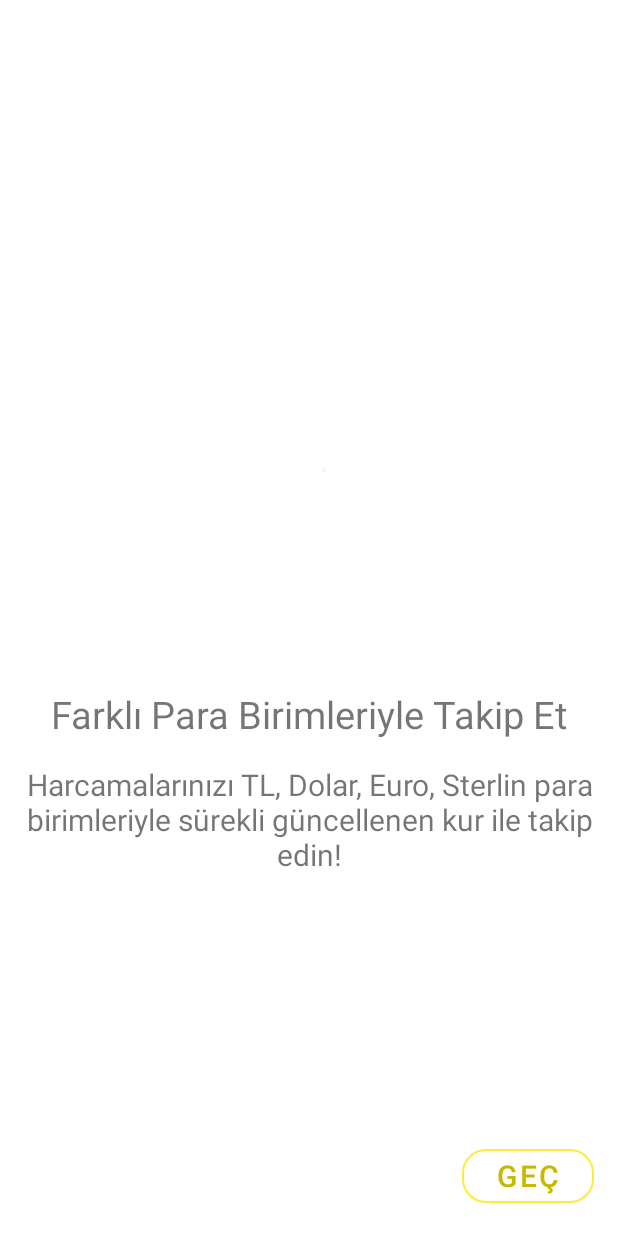
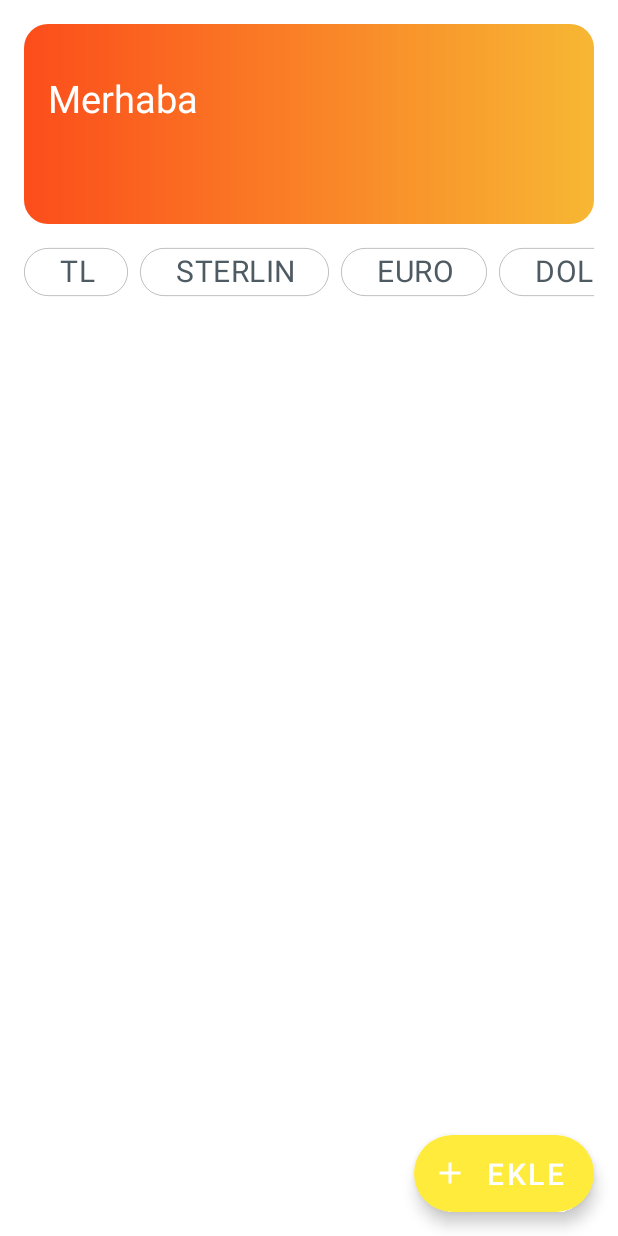
Before and after one commit to scnplt/android-bootcamp-harcama-takip, an Android app: the OnboardingThirdFragment screen opened through its navigation route, after a tap on "GEÇ", on a phone screen of 412 x 824 dp. Run offline under Robolectric (Android 15) with nearby library versions, the phone set to English and light mode, and no system bars; our stand-ins replace data binding.

Commit message:
Create the home screen

```diff
--- a/app/src/main/AndroidManifest.xml
+++ b/app/src/main/AndroidManifest.xml
@@ -14,12 +14,14 @@
         <activity
             android:name=".ui.splash.SplashActivity"
             android:theme="@style/Theme.HarcamaTakip.Fullscreen">
+        </activity>
+        <activity android:name=".ui.onboarding.OnboardingActivity" />
+        <activity android:name=".ui.main.MainActivity">
             <intent-filter>
                 <action android:name="android.intent.action.MAIN" />
                 <category android:name="android.intent.category.LAUNCHER" />
             </intent-filter>
         </activity>
-        <activity android:name=".ui.onboarding.OnboardingActivity" />
     </application>
 
 </manifest>
--- /dev/null
+++ b/app/src/main/java/dev/sertan/android/harcamatakip/ui/main/HomeFragment.kt
@@ -0,0 +1,14 @@
+package dev.sertan.android.harcamatakip.ui.main
+
+import android.os.Bundle
+import android.view.View
+import androidx.databinding.DataBindingUtil
+import com.google.android.material.chip.Chip
+import dev.sertan.android.harcamatakip.R
+import dev.sertan.android.harcamatakip.databinding.FragmentHomeBinding
+import dev.sertan.android.harcamatakip.ui.BaseFragment
+
+class HomeFragment : BaseFragment<FragmentHomeBinding>() {
+    override fun getViewDataBinding(): FragmentHomeBinding =
+        DataBindingUtil.inflate(layoutInflater, R.layout.fragment_home, null, false)
+}
--- /dev/null
+++ b/app/src/main/java/dev/sertan/android/harcamatakip/ui/main/MainActivity.kt
@@ -0,0 +1,12 @@
+package dev.sertan.android.harcamatakip.ui.main
+
+import android.os.Bundle
+import androidx.appcompat.app.AppCompatActivity
+import dev.sertan.android.harcamatakip.R
+
+class MainActivity : AppCompatActivity() {
+    override fun onCreate(savedInstanceState: Bundle?) {
+        super.onCreate(savedInstanceState)
+        setContentView(R.layout.activity_main)
+    }
+}
--- a/app/src/main/java/dev/sertan/android/harcamatakip/ui/onboarding/OnboardingThirdFragment.kt
+++ b/app/src/main/java/dev/sertan/android/harcamatakip/ui/onboarding/OnboardingThirdFragment.kt
@@ -1,18 +1,21 @@
 package dev.sertan.android.harcamatakip.ui.onboarding
 
+import android.content.Intent
 import android.os.Bundle
 import android.view.View
-import android.widget.Toast
 import dev.sertan.android.harcamatakip.databinding.FragmentOnboarding3Binding
 import dev.sertan.android.harcamatakip.ui.BaseFragment
+import dev.sertan.android.harcamatakip.ui.main.MainActivity
 
 class OnboardingThirdFragment : BaseFragment<FragmentOnboarding3Binding>() {
 
     override fun onViewCreated(view: View, savedInstanceState: Bundle?) {
         super.onViewCreated(view, savedInstanceState)
+
         binding!!.btnSkip.setOnClickListener {
-            // TODO go to the main screen
-            Toast.makeText(requireContext(), "Go to the main screen", Toast.LENGTH_SHORT).show()
+            val intent = Intent(requireContext(), MainActivity::class.java)
+            startActivity(intent)
+            requireActivity().finish()
         }
     }
 
--- /dev/null
+++ b/app/src/main/res/drawable/bg_home_card_info.xml
@@ -0,0 +1,10 @@
+<?xml version="1.0" encoding="utf-8"?>
+<shape xmlns:android="http://schemas.android.com/apk/res/android"
+    android:shape="rectangle">
+
+    <corners android:radius="@dimen/size_dp_s" />
+    <gradient
+        android:angle="0"
+        android:endColor="@color/secondaryColor"
+        android:startColor="@color/secondaryDarkColor" />
+</shape>
--- /dev/null
+++ b/app/src/main/res/drawable/bg_home_chip.xml
@@ -0,0 +1,5 @@
+<?xml version="1.0" encoding="utf-8"?>
+<selector xmlns:android="http://schemas.android.com/apk/res/android">
+    <item android:color="@color/secondaryLightColor" android:state_selected="true" />
+    <item android:color="@color/white" android:state_selected="false" />
+</selector>
--- /dev/null
+++ b/app/src/main/res/drawable/ic_add.xml
@@ -0,0 +1,10 @@
+<vector xmlns:android="http://schemas.android.com/apk/res/android"
+    android:width="24dp"
+    android:height="24dp"
+    android:viewportWidth="24"
+    android:viewportHeight="24"
+    android:tint="?attr/colorControlNormal">
+  <path
+      android:fillColor="@android:color/white"
+      android:pathData="M19,13h-6v6h-2v-6H5v-2h6V5h2v6h6v2z"/>
+</vector>
--- /dev/null
+++ b/app/src/main/res/layout/activity_main.xml
@@ -0,0 +1,16 @@
+<?xml version="1.0" encoding="utf-8"?>
+<FrameLayout xmlns:android="http://schemas.android.com/apk/res/android"
+    xmlns:app="http://schemas.android.com/apk/res-auto"
+    xmlns:tools="http://schemas.android.com/tools"
+    android:layout_width="match_parent"
+    android:layout_height="match_parent"
+    tools:context=".ui.main.MainActivity">
+
+    <androidx.fragment.app.FragmentContainerView
+        android:id="@+id/fragment2"
+        android:name="androidx.navigation.fragment.NavHostFragment"
+        android:layout_width="match_parent"
+        android:layout_height="match_parent"
+        app:defaultNavHost="true"
+        app:navGraph="@navigation/main_nav" />
+</FrameLayout>
--- a/app/src/main/res/layout/activity_splash.xml
+++ b/app/src/main/res/layout/activity_splash.xml
@@ -4,7 +4,7 @@
     xmlns:tools="http://schemas.android.com/tools"
     android:layout_width="match_parent"
     android:layout_height="match_parent"
-    android:background="@color/primaryColor"
+    android:background="@color/secondaryColor"
     android:gravity="center"
     android:orientation="vertical"
     android:padding="@dimen/size_dp_s"
--- /dev/null
+++ b/app/src/main/res/layout/fragment_home.xml
@@ -0,0 +1,180 @@
+<?xml version="1.0" encoding="utf-8"?>
+<layout xmlns:android="http://schemas.android.com/apk/res/android"
+    xmlns:app="http://schemas.android.com/apk/res-auto"
+    xmlns:tools="http://schemas.android.com/tools">
+
+    <data />
+
+    <RelativeLayout
+        android:layout_width="match_parent"
+        android:layout_height="match_parent">
+
+        <androidx.core.widget.NestedScrollView
+            android:layout_width="match_parent"
+            android:layout_height="match_parent"
+            android:layout_centerInParent="true">
+
+            <LinearLayout
+                android:layout_width="match_parent"
+                android:layout_height="match_parent"
+                android:orientation="vertical"
+                android:padding="@dimen/size_dp_s">
+
+                <!-- Info Card -->
+                <androidx.constraintlayout.widget.ConstraintLayout
+                    android:layout_width="match_parent"
+                    android:layout_height="wrap_content"
+                    android:background="@drawable/bg_home_card_info"
+                    android:paddingHorizontal="@dimen/size_dp_s"
+                    android:paddingVertical="@dimen/size_dp_l">
+
+                    <androidx.appcompat.widget.AppCompatTextView
+                        android:id="@+id/textViewHello"
+                        android:layout_width="wrap_content"
+                        android:layout_height="wrap_content"
+                        android:text="@string/hello"
+                        android:textColor="@color/white"
+                        android:textSize="@dimen/size_sp_s"
+                        app:layout_constraintBottom_toTopOf="@+id/textViewName"
+                        app:layout_constraintEnd_toStartOf="@+id/spending"
+                        app:layout_constraintHorizontal_chainStyle="spread_inside"
+                        app:layout_constraintStart_toStartOf="parent"
+                        app:layout_constraintTop_toTopOf="parent"
+                        app:layout_constraintVertical_chainStyle="packed" />
+
+                    <androidx.appcompat.widget.AppCompatTextView
+                        android:id="@+id/textViewName"
+                        android:layout_width="wrap_content"
+                        android:layout_height="wrap_content"
+                        android:textColor="@color/white"
+                        android:textSize="@dimen/size_sp_s"
+                        app:layout_constraintBottom_toBottomOf="parent"
+                        app:layout_constraintStart_toStartOf="@+id/textViewHello"
+                        app:layout_constraintTop_toBottomOf="@+id/textViewHello"
+                        tools:text="Sertan Bey" />
+
+                    <androidx.appcompat.widget.AppCompatTextView
+                        android:id="@+id/spending"
+                        android:layout_width="wrap_content"
+                        android:layout_height="wrap_content"
+                        android:textColor="@color/white"
+                        android:textSize="@dimen/size_sp_s"
+                        app:layout_constraintEnd_toEndOf="parent"
+                        app:layout_constraintHorizontal_bias="0.5"
+                        app:layout_constraintStart_toEndOf="@+id/textViewHello"
+                        app:layout_constraintTop_toTopOf="@+id/textViewHello"
+                        tools:text="Harcamanız" />
+
+                    <androidx.appcompat.widget.AppCompatTextView
+                        android:id="@+id/spend_count"
+                        android:layout_width="wrap_content"
+                        android:layout_height="wrap_content"
+                        android:textColor="@color/white"
+                        android:textSize="@dimen/size_sp_s"
+                        app:layout_constraintStart_toStartOf="@+id/spending"
+                        app:layout_constraintTop_toTopOf="@+id/textViewName"
+                        tools:text="9080 TL" />
+
+                </androidx.constraintlayout.widget.ConstraintLayout>
+
+                <!-- Currency -->
+                <HorizontalScrollView
+                    android:layout_width="match_parent"
+                    android:layout_height="wrap_content"
+                    android:paddingVertical="@dimen/size_dp_xs">
+
+                    <com.google.android.material.chip.ChipGroup
+                        android:layout_width="wrap_content"
+                        android:layout_height="wrap_content"
+                        app:selectionRequired="true"
+                        app:singleLine="true"
+                        app:singleSelection="true">
+
+                        <com.google.android.material.chip.Chip
+                            android:id="@+id/testChip"
+                            android:layout_width="wrap_content"
+                            android:layout_height="wrap_content"
+                            android:text="@string/tl"
+                            android:textColor="@color/primaryLightColor"
+                            android:textSize="@dimen/size_sp_xs"
+                            app:checkedIconEnabled="false"
+                            app:chipBackgroundColor="@drawable/bg_home_chip"
+                            app:chipEndPadding="@dimen/size_dp_s"
+                            app:chipStartPadding="@dimen/size_dp_s"
+                            app:chipStrokeColor="@android:color/darker_gray"
+                            app:chipStrokeWidth="@dimen/chip_stroke_width"
+                            app:closeIconVisible="false" />
+
+                        <com.google.android.material.chip.Chip
+                            android:layout_width="wrap_content"
+                            android:layout_height="wrap_content"
+                            android:text="@string/sterlin"
+                            android:textColor="@color/primaryLightColor"
+                            android:textSize="@dimen/size_sp_xs"
+                            app:checkedIconEnabled="false"
+                            app:chipBackgroundColor="@drawable/bg_home_chip"
+                            app:chipEndPadding="@dimen/size_dp_s"
+                            app:chipStartPadding="@dimen/size_dp_s"
+                            app:chipStrokeColor="@android:color/darker_gray"
+                            app:chipStrokeWidth="@dimen/chip_stroke_width"
+                            app:closeIconVisible="false" />
+
+                        <com.google.android.material.chip.Chip
+                            android:layout_width="wrap_content"
+                            android:layout_height="wrap_content"
+                            android:text="@string/euro"
+                            android:textColor="@color/primaryLightColor"
+                            android:textSize="@dimen/size_sp_xs"
+                            app:checkedIconEnabled="false"
+                            app:chipBackgroundColor="@drawable/bg_home_chip"
+                            app:chipEndPadding="@dimen/size_dp_s"
+                            app:chipStartPadding="@dimen/size_dp_s"
+                            app:chipStrokeColor="@android:color/darker_gray"
+                            app:chipStrokeWidth="@dimen/chip_stroke_width"
+                            app:closeIconVisible="false" />
+
+                        <com.google.android.material.chip.Chip
+                            android:layout_width="wrap_content"
+                            android:layout_height="wrap_content"
+                            android:text="@string/dollar"
+                            android:textColor="@color/primaryLightColor"
+                            android:textSize="@dimen/size_sp_xs"
+                            app:checkedIconEnabled="false"
+                            app:chipBackgroundColor="@drawable/bg_home_chip"
+                            app:chipEndPadding="@dimen/size_dp_s"
+                            app:chipStartPadding="@dimen/size_dp_s"
+                            app:chipStrokeColor="@android:color/darker_gray"
+                            app:chipStrokeWidth="@dimen/chip_stroke_width"
+                            app:closeIconVisible="false" />
+
+                    </com.google.android.material.chip.ChipGroup>
+
+                </HorizontalScrollView>
+
+                <!-- Expenses -->
+                <androidx.recyclerview.widget.RecyclerView
+                    android:layout_width="match_parent"
+                    android:layout_height="wrap_content" />
+
+            </LinearLayout>
+
+        </androidx.core.widget.NestedScrollView>
+
+        <!-- Add expense -->
+        <com.google.android.material.floatingactionbutton.ExtendedFloatingActionButton
+            android:layout_width="wrap_content"
+            android:layout_height="wrap_content"
+            android:layout_alignParentEnd="true"
+            android:layout_alignParentBottom="true"
+            android:layout_marginEnd="@dimen/size_dp_s"
+            android:layout_marginBottom="@dimen/size_dp_s"
+            android:text="@string/add"
+            android:textAlignment="center"
+            android:textColor="@color/white"
+            android:textSize="@dimen/size_sp_xs"
+            app:icon="@drawable/ic_add"
+            app:iconTint="@color/white" />
+
+    </RelativeLayout>
+
+</layout>
--- a/app/src/main/res/layout/fragment_onboarding_1.xml
+++ b/app/src/main/res/layout/fragment_onboarding_1.xml
@@ -54,11 +54,11 @@
         android:layout_alignParentEnd="true"
         android:layout_alignParentBottom="true"
         android:text="@string/skip"
-        android:textColor="@color/primaryDarkColor"
+        android:textColor="@color/secondaryDarkColor"
         android:textSize="@dimen/size_sp_xs"
         app:cornerRadius="@dimen/size_dp_s"
         app:layout_constraintBottom_toBottomOf="parent"
         app:layout_constraintEnd_toEndOf="parent"
-        app:strokeColor="@color/primaryColor" />
+        app:strokeColor="@color/secondaryColor" />
 
 </androidx.constraintlayout.widget.ConstraintLayout>
--- a/app/src/main/res/layout/fragment_onboarding_2.xml
+++ b/app/src/main/res/layout/fragment_onboarding_2.xml
@@ -54,11 +54,11 @@
         android:layout_alignParentEnd="true"
         android:layout_alignParentBottom="true"
         android:text="@string/skip"
-        android:textColor="@color/primaryDarkColor"
+        android:textColor="@color/secondaryDarkColor"
         android:textSize="@dimen/size_sp_xs"
         app:cornerRadius="@dimen/size_dp_s"
         app:layout_constraintBottom_toBottomOf="parent"
         app:layout_constraintEnd_toEndOf="parent"
-        app:strokeColor="@color/primaryColor" />
+        app:strokeColor="@color/secondaryColor" />
 
 </androidx.constraintlayout.widget.ConstraintLayout>
--- a/app/src/main/res/layout/fragment_onboarding_3.xml
+++ b/app/src/main/res/layout/fragment_onboarding_3.xml
@@ -54,11 +54,11 @@
         android:layout_alignParentEnd="true"
         android:layout_alignParentBottom="true"
         android:text="@string/skip"
-        android:textColor="@color/primaryDarkColor"
+        android:textColor="@color/secondaryDarkColor"
         android:textSize="@dimen/size_sp_xs"
         app:cornerRadius="@dimen/size_dp_s"
         app:layout_constraintBottom_toBottomOf="parent"
         app:layout_constraintEnd_toEndOf="parent"
-        app:strokeColor="@color/primaryColor" />
+        app:strokeColor="@color/secondaryColor" />
 
 </androidx.constraintlayout.widget.ConstraintLayout>
--- /dev/null
+++ b/app/src/main/res/navigation/main_nav.xml
@@ -0,0 +1,10 @@
+<?xml version="1.0" encoding="utf-8"?>
+<navigation xmlns:android="http://schemas.android.com/apk/res/android"
+    xmlns:app="http://schemas.android.com/apk/res-auto" android:id="@+id/main_nav"
+    app:startDestination="@id/homeFragment">
+
+    <fragment
+        android:id="@+id/homeFragment"
+        android:name="dev.sertan.android.harcamatakip.ui.main.HomeFragment"
+        android:label="HomeFragment" />
+</navigation>
--- a/app/src/main/res/values/colors.xml
+++ b/app/src/main/res/values/colors.xml
@@ -1,12 +1,12 @@
 <?xml version="1.0" encoding="utf-8"?>
 <resources>
-    <color name="primaryColor">#ffeb3b</color>
-    <color name="primaryLightColor">#ffff72</color>
-    <color name="primaryDarkColor">#c8b900</color>
+    <color name="primaryColor">#263238</color>
+    <color name="primaryLightColor">#4f5b62</color>
+    <color name="primaryDarkColor">#000a12</color>
 
-    <color name="secondaryColor">#263238</color>
-    <color name="secondaryLightColor">#4f5b62</color>
-    <color name="secondaryDarkColor">#000a12</color>
+    <color name="secondaryColor">#F7B733</color>
+    <color name="secondaryLightColor">#ffeb3b</color>
+    <color name="secondaryDarkColor">#FC4D1B</color>
 
     <color name="primaryTextColor">#eeeeee</color>
     <color name="secondaryTextColor">#ffffff</color>
--- a/app/src/main/res/values/dimens.xml
+++ b/app/src/main/res/values/dimens.xml
@@ -6,5 +6,10 @@
     <dimen name="size_sp_xxs">16sp</dimen>
 
     <dimen name="size_dp_xxl">250dp</dimen>
+    <dimen name="size_dp_l">32dp</dimen>
+    <dimen name="size_dp_m">24dp</dimen>
     <dimen name="size_dp_s">16dp</dimen>
+    <dimen name="size_dp_xs">8dp</dimen>
+
+    <dimen name="chip_stroke_width">0.5dp</dimen>
 </resources>
--- a/app/src/main/res/values/strings.xml
+++ b/app/src/main/res/values/strings.xml
@@ -1,5 +1,6 @@
 <resources>
     <string name="app_name">Harcama Takip</string>
+
     <string name="onboarding_appname">Karşınızda Harcama Takip Uygulaması</string>
     <string name="onboarding_description">Artık karışıklığa son!</string>
     <string name="skip">Geç</string>
@@ -7,6 +8,11 @@
     <string name="category_desc">Harcamalarınızı kategorilendirerek daha kolay takip edin!</string>
     <string name="different_currency">Farklı Para Birimleriyle Takip Et</string>
     <string name="different_currency_desc">Harcamalarınızı TL, Dolar, Euro, Sterlin para birimleriyle sürekli güncellenen kur ile takip edin!</string>
-    <!-- TODO: Remove or change this placeholder text -->
-    <string name="hello_blank_fragment">Hello blank fragment</string>
+
+    <string name="add">Ekle</string>
+    <string name="hello">Merhaba</string>
+    <string name="tl">TL</string>
+    <string name="sterlin">STERLIN</string>
+    <string name="euro">EURO</string>
+    <string name="dollar">DOLAR</string>
 </resources>
```
